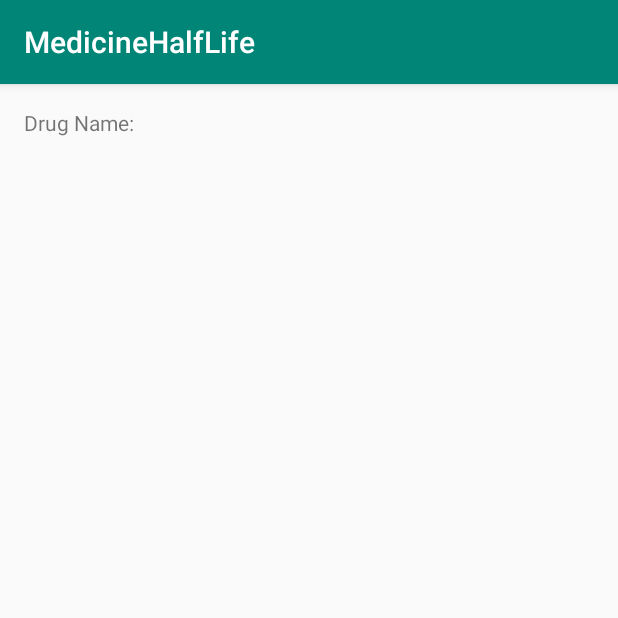
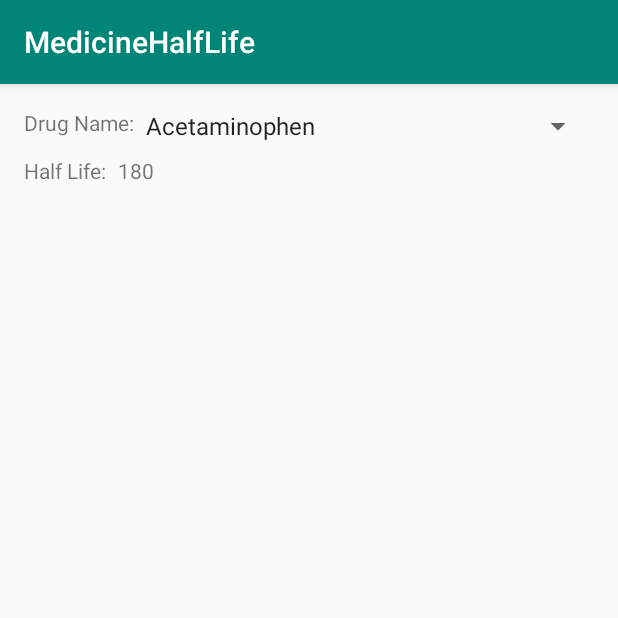
Before and after one commit to philly0494/MedicineHalfLife, an Android app: the screen it shows after launch (MainActivity), on a phone screen of 412 x 824 dp, the top half of it. Run offline under Robolectric (Android 15) with nearby library versions, the light colour scheme and no system bars.

Commit message:
added drug name spinner, and attached the resources from the string array "drug_names" in the strings.xml. also attached a listener to change the halflife textbox.

```diff
--- a/app/src/main/java/com/example/medicinehalflife/MainActivity.java
+++ b/app/src/main/java/com/example/medicinehalflife/MainActivity.java
@@ -1,10 +1,17 @@
 package com.example.medicinehalflife;
 
+import android.view.View;
+import android.widget.AdapterView;
+import android.widget.ArrayAdapter;
+import android.widget.Spinner;
+import android.widget.TextView;
 import androidx.appcompat.app.AppCompatActivity;
 
 import android.os.Bundle;
 
-public class MainActivity extends AppCompatActivity {
+public class MainActivity extends AppCompatActivity implements AdapterView.OnItemSelectedListener {
+
+    private Spinner spinner;
 
     @Override
     protected void onCreate(Bundle savedInstanceState) {
@@ -13,7 +20,44 @@
 
         TakenDrug td = new TakenDrug(13);
         td.SimulateSingleDose(1000);
-        td.SimulateRepeatedDose(100, 100,4);
+        td.SimulateRepeatedDose(100, 100, 4);
+
+        // set up spinner
+        spinner = findViewById(R.id.drug_name_spinner);
+        if (spinner != null) {
+            spinner.setOnItemSelectedListener(this);
+        }
+        ArrayAdapter<CharSequence> adapter = ArrayAdapter.createFromResource(this, R.array.drug_names, android.R.layout.simple_spinner_item);
+        adapter.setDropDownViewResource(android.R.layout.simple_spinner_dropdown_item);
+        if (spinner != null) {
+            spinner.setAdapter(adapter);
+        }
     }
 
+    @Override
+    public void onItemSelected(AdapterView<?> parent, View view, int position, long id) {
+        String drugName = parent.getItemAtPosition(position).toString();
+        int halflife = 0;
+        switch (drugName) {
+            case "Acetaminophen":
+                // the halflife of Tylenol is 2-3 hours, which is approx 120 minutes - 180 minutes.
+                // Typically stays in the blood for 3 hours.
+                halflife = 180;
+                break;
+            case "Dextromethorphan":
+                // the halflife of Dextromethorphan is typically 4 hours.
+                halflife = 240;
+                break;
+            default:
+                break;
+        }
+        TextView textview = findViewById(R.id.drug_half_life_textview);
+        textview.setText(String.format("%s", halflife));
+
+    }
+
+    @Override
+    public void onNothingSelected(AdapterView<?> parent) {
+
+    }
 }
--- a/app/src/main/res/layout/activity_main.xml
+++ b/app/src/main/res/layout/activity_main.xml
@@ -4,19 +4,42 @@
     xmlns:tools="http://schemas.android.com/tools"
     android:layout_width="match_parent"
     android:layout_height="match_parent"
-    tools:context=".MainActivity"
-    android:layout_margin="16dp">
+    android:layout_margin="16dp"
+    tools:context=".MainActivity">
 
     <TextView
         android:id="@+id/drug_name_label"
-        android:text="@string/drug_name_label"
         android:layout_width="wrap_content"
         android:layout_height="wrap_content"
-        app:layout_constraintTop_toTopOf="parent"
-        app:layout_constraintStart_toStartOf="parent"/>
+        android:text="@string/drug_name_label"
+        app:layout_constraintStart_toStartOf="parent"
+        app:layout_constraintTop_toTopOf="parent" />
 
+    <Spinner
+        android:id="@+id/drug_name_spinner"
+        android:layout_width="0dp"
+        android:layout_height="wrap_content"
+        app:layout_constraintEnd_toEndOf="parent"
+        app:layout_constraintStart_toEndOf="@id/drug_name_label" />
 
+    <TextView
+        android:id="@+id/half_life_label"
+        android:layout_width="wrap_content"
+        android:layout_height="wrap_content"
+        android:layout_marginTop="8dp"
+        android:text="@string/half_life_label"
+        app:layout_constraintStart_toStartOf="parent"
+        app:layout_constraintTop_toBottomOf="@id/drug_name_spinner" />
 
+    <TextView
+        android:id="@+id/drug_half_life_textview"
+        android:layout_width="0dp"
+        android:layout_height="wrap_content"
+        android:layout_marginLeft="8dp"
+        android:layout_marginStart="8dp"
+        app:layout_constraintBaseline_toBaselineOf="@id/half_life_label"
+        app:layout_constraintEnd_toEndOf="parent"
+        app:layout_constraintStart_toEndOf="@id/half_life_label" />
 
 
 </androidx.constraintlayout.widget.ConstraintLayout>
--- a/app/src/main/res/values/strings.xml
+++ b/app/src/main/res/values/strings.xml
@@ -1,8 +1,11 @@
 <resources>
     <string name="app_name">MedicineHalfLife</string>
     <string name="drug_name_label">Drug Name:</string>
+    <string name="half_life_label">Half Life:</string>
 
     <string-array name="drug_names">
+        <item>Acetaminophen</item>
+        <item>Dextromethorphan</item>
     </string-array>
 
 </resources>
--- a/app/src/main/res/values/styles.xml
+++ b/app/src/main/res/values/styles.xml
@@ -1,7 +1,7 @@
 <resources>
 
     <!-- Base application theme. -->
-    <style name="AppTheme" parent="Theme.AppCompat.Light.DarkActionBar">
+    <style name="AppTheme" parent="Base.Theme.AppCompat.Light.DarkActionBar">
         <!-- Customize your theme here. -->
         <item name="colorPrimary">@color/colorPrimary</item>
         <item name="colorPrimaryDark">@color/colorPrimaryDark</item>
```
